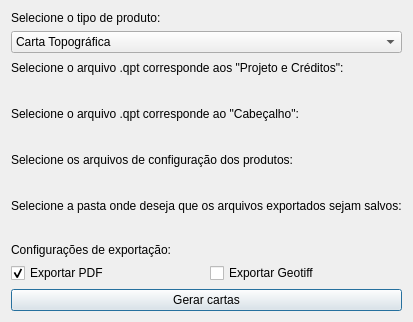
This is edition_plugin_dialog_base.ui in dsgoficial/ferramentas_edicao as Qt 5 draws it before an edit. The edited form follows.
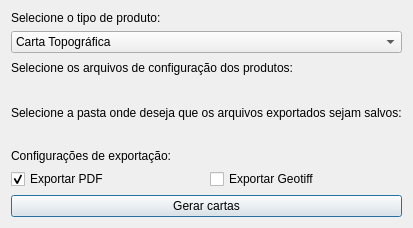
This is the edited form. Custom widgets are drawn as their Qt base class.

Commit message: chore: removing qpt fields from ui

Patch:
```diff
--- a/edition_plugin_dialog_base.ui
+++ b/edition_plugin_dialog_base.ui
@@ -7,7 +7,7 @@
     <x>0</x>
     <y>0</y>
     <width>371</width>
-    <height>322</height>
+    <height>228</height>
    </rect>
   </property>
   <property name="windowTitle">
@@ -39,34 +39,6 @@
      </item>
     </layout>
    </item>
-   <item>
-    <layout class="QVBoxLayout" name="verticalLayout_3">
-     <item>
-      <widget class="QLabel" name="label_2">
-       <property name="text">
-        <string>Selecione o arquivo .qpt corresponde aos &quot;Projeto e Créditos&quot;:</string>
-       </property>
-      </widget>
-     </item>
-     <item>
-      <widget class="QgsFileWidget" name="mapFooter"/>
-     </item>
-    </layout>
-   </item>
-   <item>
-    <layout class="QVBoxLayout" name="verticalLayout_2">
-     <item>
-      <widget class="QLabel" name="label">
-       <property name="text">
-        <string>Selecione o arquivo .qpt corresponde ao &quot;Cabeçalho&quot;:</string>
-       </property>
-      </widget>
-     </item>
-     <item>
-      <widget class="QgsFileWidget" name="mapHeader"/>
-     </item>
-    </layout>
-   </item>
    <item>
     <layout class="QVBoxLayout" name="verticalLayout_4">
      <item>
```
The commit also changes 1 other file.
